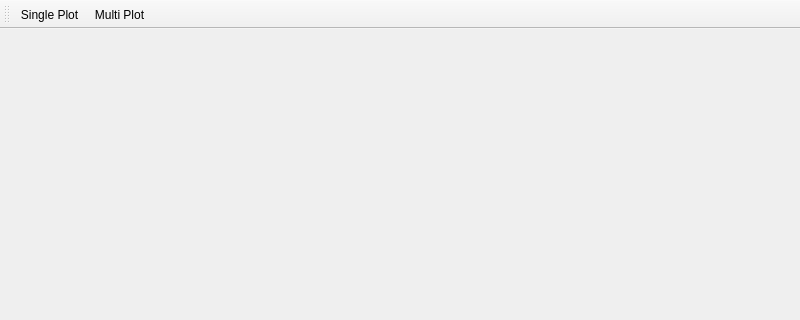
Old version of the form chemlab/contrib/energyplot.ui in the repository chemlab/chemlab; both pictures show x 0 to 800 and y 0 to 320 of the 800 by 559 pixel window.
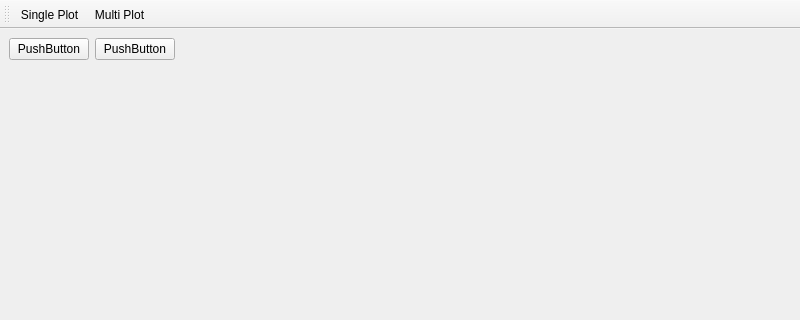
New version of the form.

Commit message: Shaping the gromacs energy plotting tool

What changed in the file:
```diff
--- a/chemlab/contrib/energyplot.ui
+++ b/chemlab/contrib/energyplot.ui
@@ -13,8 +13,45 @@
   <property name="windowTitle">
    <string>g_energy Plot</string>
   </property>
-  <widget class="QWidget" name="plotplaceholder">
-   <layout class="QVBoxLayout" name="verticalLayout_2"/>
+  <widget class="QWidget" name="centralwidget">
+   <layout class="QVBoxLayout" name="verticalLayout_2">
+    <item>
+     <layout class="QHBoxLayout" name="horizontalLayout">
+      <item>
+       <widget class="QPushButton" name="pushButton_4">
+        <property name="text">
+         <string>PushButton</string>
+        </property>
+       </widget>
+      </item>
+      <item>
+       <widget class="QPushButton" name="pushButton_3">
+        <property name="text">
+         <string>PushButton</string>
+        </property>
+       </widget>
+      </item>
+      <item>
+       <spacer name="horizontalSpacer_2">
+        <property name="orientation">
+         <enum>Qt::Horizontal</enum>
+        </property>
+        <property name="sizeHint" stdset="0">
+         <size>
+          <width>40</width>
+          <height>20</height>
+         </size>
+        </property>
+       </spacer>
+      </item>
+     </layout>
+    </item>
+    <item>
+     <widget class="QWidget" name="plotplaceholder" native="true">
+      <layout class="QVBoxLayout" name="verticalLayout_3"/>
+     </widget>
+    </item>
+   </layout>
   </widget>
   <widget class="QStatusBar" name="statusbar"/>
   <widget class="QToolBar" name="toolBar">
```
Left out of the diff: 2 changed lines with no effect on the pictures. The commit also changes 2 other files.
